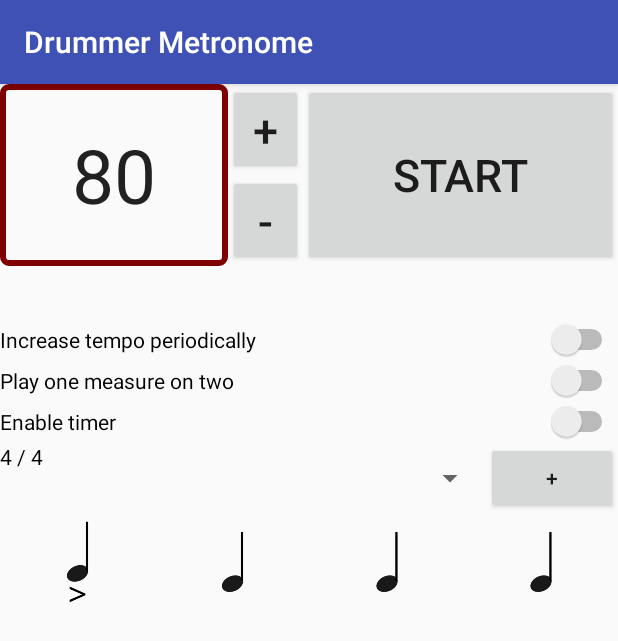
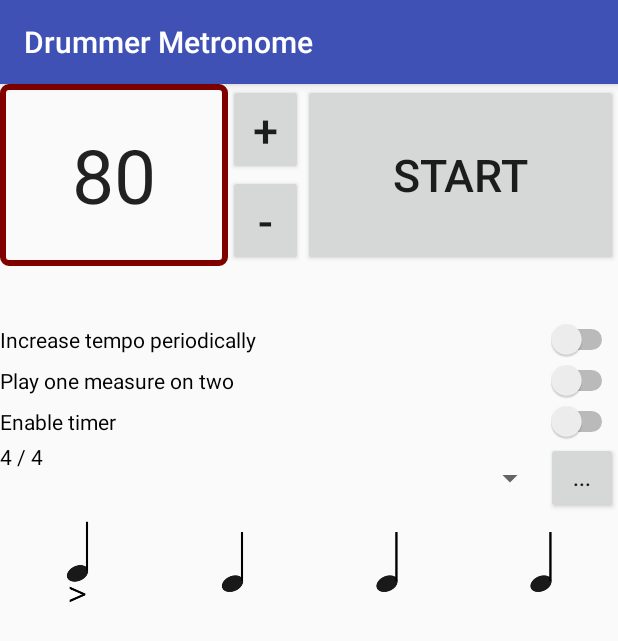
Before and after one commit to nicomanel/metronomeApp, an Android app: the screen it shows after launch (MainActivity), on a phone screen of 412 x 824 dp. Shown: the top 641 px of the screen. Run offline under Robolectric (Android 15) with nearby library versions, the phone set to English and light mode, and no system bars.

Commit message:
Remove a sequence is now possible

```diff
--- a/app/src/main/java/com/doumdoum/nmanel/metronome/BarGenerator.java
+++ b/app/src/main/java/com/doumdoum/nmanel/metronome/BarGenerator.java
@@ -107,6 +107,7 @@ public class BarGenerator extends Observable {
         initQueue();
     }
 
+
     private void initQueue() {
         samplesQueue.clear();
         forgeNextSamples();
--- a/app/src/main/java/com/doumdoum/nmanel/metronome/MainActivity.java
+++ b/app/src/main/java/com/doumdoum/nmanel/metronome/MainActivity.java
@@ -15,7 +15,6 @@ import android.widget.ArrayAdapter;
 import android.widget.Button;
 import android.widget.CompoundButton;
 import android.widget.EditText;
-import android.widget.Spinner;
 import android.widget.Switch;
 import android.widget.TextView;
 
@@ -23,6 +22,7 @@ import com.doumdoum.nmanel.metronome.model.Bar;
 import com.doumdoum.nmanel.metronome.model.Bars;
 import com.doumdoum.nmanel.metronome.model.BarsManager;
 import com.doumdoum.nmanel.metronome.ui.BarView;
+import com.doumdoum.nmanel.metronome.ui.SequencesSpinner;
 
 import static com.doumdoum.nmanel.metronome.DefaultSettings.MAX_TEMPO_VALUE;
 
@@ -43,7 +43,7 @@ public class MainActivity extends AppCompatActivity {
 
     public static final String TEMPO_VALUE_KEY = "TEMPO_VALUE_KEY";
     private Bars bars;
-    private Spinner rythmSpinner;
+    private SequencesSpinner sequencesSpinner;
     private EditText tempoEditText;
     private MetronomePlayer metronomePlayer;
 
@@ -159,11 +159,9 @@ public class MainActivity extends AppCompatActivity {
 
     private void intialiseRythmSpinner() {
         bars = (new BarsManager(getApplicationContext())).loadBars();
-        rythmSpinner = (Spinner) findViewById(R.id.rythmSpinnerId);
-        ArrayAdapter<Bar> adapter = new ArrayAdapter<Bar>(getApplicationContext(), R.layout.spinner_item, bars.getBars());
-        rythmSpinner.setAdapter(adapter);
-        adapter.notifyDataSetChanged();
-        rythmSpinner.setOnItemSelectedListener(new AdapterView.OnItemSelectedListener() {
+        sequencesSpinner = (SequencesSpinner) findViewById(R.id.rythmSpinnerId);
+        sequencesSpinner.setBars(bars);
+        sequencesSpinner.setOnItemSelectedListener(new AdapterView.OnItemSelectedListener() {
             @Override
             public void onItemSelected(AdapterView<?> parent, View view, int position, long id) {
                 ((BarView) findViewById(R.id.barViewId)).setBar((Bar) parent.getSelectedItem());
@@ -217,7 +215,7 @@ public class MainActivity extends AppCompatActivity {
         final boolean enableTimer = ((Switch) findViewById(R.id.timerSwitchId)).isChecked();
         final int timerValue = enableTimer ? Integer.decode(((EditText) findViewById(R.id.timerDurationValueId)).getText().toString()) : 0;
         final boolean skipMeasure = ((Switch) findViewById(R.id.skipMeasureSwitchId)).isChecked();
-        Bar barToPlay = ((Bar) rythmSpinner.getSelectedItem()).clone();
+        Bar barToPlay = ((Bar) sequencesSpinner.getSelectedItem()).clone();
         if (skipMeasure) {
             barToPlay.forgeSilentNextBar();
         }
--- a/app/src/main/java/com/doumdoum/nmanel/metronome/model/Beat.java
+++ b/app/src/main/java/com/doumdoum/nmanel/metronome/model/Beat.java
@@ -47,6 +47,10 @@ public class Beat implements Cloneable {
         return beatStyle;
     }
 
+    public void setBeatStyle(Beat.Style style) {
+        this.beatStyle = style;
+    }
+
     public String toString()
     {
         return "Beat(" + getBeatStyle().name() + ")";
--- a/app/src/main/java/com/doumdoum/nmanel/metronome/ui/BarView.java
+++ b/app/src/main/java/com/doumdoum/nmanel/metronome/ui/BarView.java
@@ -3,6 +3,7 @@ package com.doumdoum.nmanel.metronome.ui;
 import android.content.Context;
 import android.support.v7.widget.LinearLayoutCompat;
 import android.util.AttributeSet;
+import android.util.Log;
 import android.view.ViewGroup;
 import android.widget.LinearLayout;
 
@@ -17,11 +18,16 @@ import java.util.List;
  */
 
 public class BarView extends LinearLayout {
+    private final static String LOG = BarView.class.toString();
     private Bar bar;
     private List<BeatView> beatViews;
+    private boolean editable;
+
+
     public BarView(Context context, Bar bar) {
         super(context);
         beatViews = new ArrayList<>();
+        setEditable(false);
         setBar(bar);
 
     }
@@ -29,23 +35,24 @@ public class BarView extends LinearLayout {
     public BarView(Context context, AttributeSet set) {
         super(context, set);
         beatViews = new ArrayList<>();
+        setEditable(false);
         setBar(new Bar("empty"));
     }
 
-    public void setBar(Bar bar)
-    {
+    public void setBar(Bar bar) {
         clearBeatViews();
 
+        this.bar = bar;
         List<Beat> beats = bar.getBeats();
         setWeightSum(beats.size());
-        this.bar = bar;
+
         for (Beat beat : beats) {
-            BeatView view = new BeatView(this.getContext(), beat.getBeatStyle());
+            BeatView view = new BeatView(this.getContext(), beat);
             view.setLayoutParams(new LinearLayout.LayoutParams(ViewGroup.LayoutParams.WRAP_CONTENT, ViewGroup.LayoutParams.MATCH_PARENT, 1));
+            view.setEditable(editable);
             beatViews.add(view);
             addView(view);
         }
-
     }
 
     private void clearBeatViews() {
@@ -54,4 +61,12 @@ public class BarView extends LinearLayout {
         }
         beatViews.clear();
     }
+
+    public void setEditable(boolean editable) {
+        this.editable = editable;
+        for (BeatView view : beatViews) {
+            view.setEditable(editable);
+        }
+    }
+
 }
--- a/app/src/main/java/com/doumdoum/nmanel/metronome/ui/BeatView.java
+++ b/app/src/main/java/com/doumdoum/nmanel/metronome/ui/BeatView.java
@@ -2,6 +2,8 @@ package com.doumdoum.nmanel.metronome.ui;
 
 import android.content.Context;
 import android.graphics.drawable.Drawable;
+import android.util.Log;
+import android.view.View;
 import android.widget.ImageView;
 
 import com.doumdoum.nmanel.metronome.R;
@@ -16,16 +18,17 @@ import java.util.LinkedList;
  */
 
 public class BeatView extends ImageView {
+    private final static String LOG = BeatView.class.toString();
     private HashMap<Beat.Style, Drawable> styles = new HashMap<>();
     private LinkedList<Beat.Style> styleOrders;
-    private Beat.Style style;
+    private Beat beat;
+    private boolean editable;
 
 
-
-
-    public BeatView(Context context, Beat.Style style) {
+    public BeatView(Context context, Beat beat) {
         super(context);
 
+        this.beat = beat;
         styleOrders = new LinkedList<>();
         styleOrders.add(Beat.Style.Normal);
         styleOrders.add(Beat.Style.Accent1);
@@ -36,13 +39,7 @@ public class BeatView extends ImageView {
         styles.put(Beat.Style.Ghost, context.getDrawable(R.drawable.ghost_note));
         styles.put(Beat.Style.Silent, context.getDrawable(R.drawable.silent_note));
 
-        setStyle(style);
-    }
-
-    public void setStyle(Beat.Style style)
-    {
-        this.style = style;
-        setImageDrawable(styles.get(style));
+        setStyle(beat.getBeatStyle());
     }
 
     public void nextStyle()
@@ -59,6 +56,33 @@ public class BeatView extends ImageView {
 
     public Beat.Style getStyle()
     {
-        return style;
+        return beat.getBeatStyle();
+    }
+
+    public void setStyle(Beat.Style style) {
+        beat.setBeatStyle(style);
+        setImageDrawable(styles.get(style));
+    }
+
+    public boolean isEditable() {
+        return editable;
+    }
+
+    public void setEditable(boolean editable) {
+        this.editable = editable;
+        if (editable) {
+            setOnClickListener(new View.OnClickListener() {
+                @Override
+                public void onClick(View v) {
+                    ((BeatView) v).nextStyle();
+                }
+            });
+        } else {
+            setOnClickListener(null);
+        }
+    }
+
+    public Beat getBeat() {
+        return beat;
     }
 }
--- /dev/null
+++ b/app/src/main/java/com/doumdoum/nmanel/metronome/ui/SequencesSpinner.java
@@ -0,0 +1,37 @@
+package com.doumdoum.nmanel.metronome.ui;
+
+import android.content.Context;
+import android.util.AttributeSet;
+import android.view.View;
+import android.widget.AdapterView;
+import android.widget.ArrayAdapter;
+import android.widget.Spinner;
+
+import com.doumdoum.nmanel.metronome.R;
+import com.doumdoum.nmanel.metronome.model.Bar;
+import com.doumdoum.nmanel.metronome.model.Bars;
+
+/**
+ * Created by nmanel on 3/3/2017.
+ */
+
+public class SequencesSpinner extends Spinner {
+    private Bars bars;
+
+    public SequencesSpinner(Context context, Bars bars) {
+        super(context);
+        setBars(bars);
+    }
+
+    public SequencesSpinner(Context context, AttributeSet set) {
+        super(context, set);
+    }
+
+    public void setBars(Bars bars) {
+        this.bars = bars;
+        ArrayAdapter<Bar> adapter = new ArrayAdapter<>(getContext(), R.layout.spinner_item, bars.getBars());
+        setAdapter(adapter);
+        adapter.notifyDataSetChanged();
+    }
+
+}
--- a/app/src/main/res/layout/activity_main.xml
+++ b/app/src/main/res/layout/activity_main.xml
@@ -188,19 +188,20 @@
             android:layout_height="wrap_content"
             android:orientation="horizontal">
 
-            <Spinner
+            <com.doumdoum.nmanel.metronome.ui.SequencesSpinner
                 android:id="@+id/rythmSpinnerId"
                 android:layout_width="wrap_content"
                 android:layout_height="match_parent"
                 android:layout_alignParentStart="true"
                 android:layout_below="@+id/durationTimerSettingsGroupId"
-                android:layout_weight="1" />
+                android:layout_weight="1"
+                android:textAlignment="center" />
 
             <Button
-                android:layout_width="wrap_content"
+                android:layout_width="48dp"
                 android:layout_height="match_parent"
                 android:onClick="openLoopEditor"
-                android:text="+" />
+                android:text="..." />
         </LinearLayout>
 
         <com.doumdoum.nmanel.metronome.ui.BarView
```
Also changed, not shown: app/src/main/java/com/doumdoum/nmanel/metronome/SequenceEditorActivity.java (+47 -4 lines), app/src/main/res/layout/sequence_editor.xml (+40 -0 lines).
